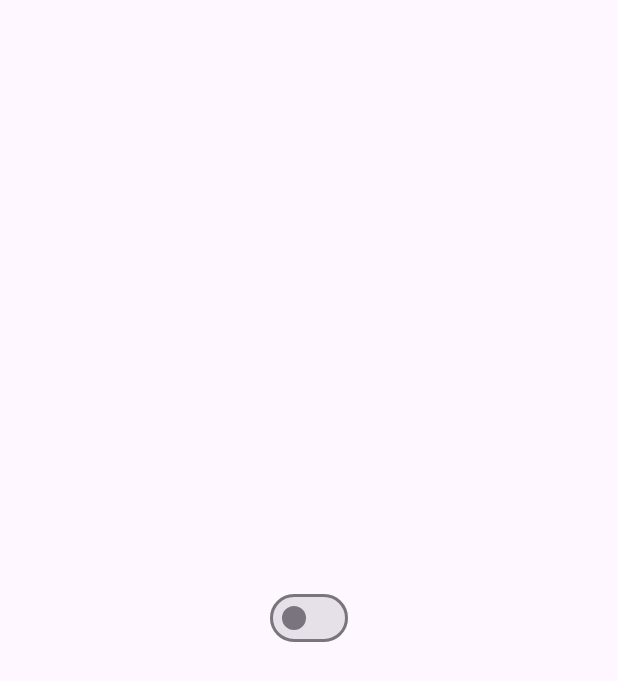
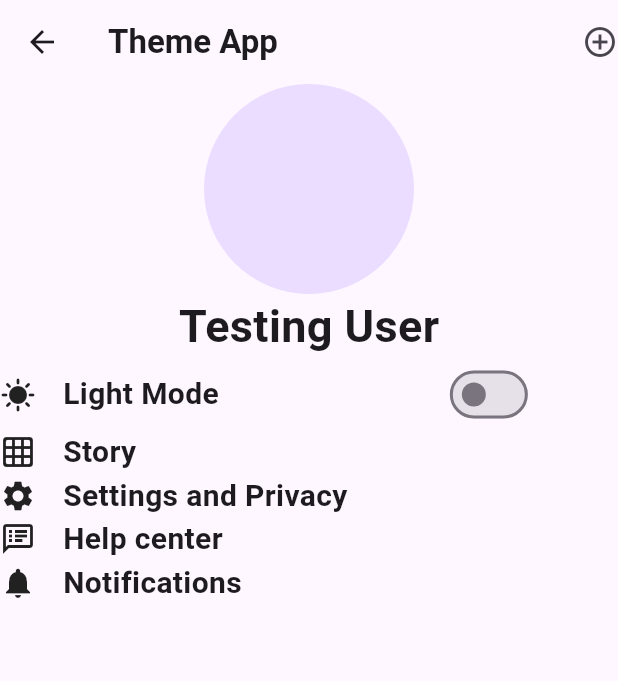
Before and after one commit to MauryaAayush/advflutterch_1, a Flutter app: the screen it shows after launch, on a phone screen of 412 x 824 dp. Shown: the top 681 px of the screen. Run offline on Flutter 3.47's test engine with Material 3 defaults, Android fonts, the phone set to English and light mode, and no system bars.

Commit message:
Radhey Radhey

```diff
--- a/lib/screens/Theme_Change_Using_Provider/Views/Change_Theme_Screen.dart
+++ b/lib/screens/Theme_Change_Using_Provider/Views/Change_Theme_Screen.dart
@@ -1,6 +1,7 @@
 import 'package:advflutterch_1/screens/Theme_Change_Using_Provider/Provider/Theme_Change_Screen.dart';
 import 'package:flutter/material.dart';
 import 'package:provider/provider.dart';
+// import 'package:flutter/src/material/icons.dart';
 
 class ThemeChange extends StatelessWidget {
   const ThemeChange({super.key});
@@ -8,15 +9,96 @@ class ThemeChange extends StatelessWidget {
   @override
   Widget build(BuildContext context) {
     return Scaffold(
+      appBar: AppBar(
+        title: Text(
+          'Theme App',
+          style: TextStyle(fontSize: 22, fontWeight: FontWeight.w600),
+        ),
+        actions: [Icon(Icons.add_circle_outline)],
+      ),
       body: Center(
-        child: Switch(
-            value: Provider.of<ThemeProvider>(context,listen: true).getThememode(),
-            onChanged: (value) {
-              Provider.of<ThemeProvider>(context,listen: false).themechange(value);
-            },
-
-        ),
-      ),
+          child: Column(
+        children: [
+          CircleAvatar(
+            radius: 70,
+          ),
+          Text(
+            'Testing User',
+            style: TextStyle(fontSize: 30, fontWeight: FontWeight.w600),
+          ),
+          Row(
+            children: [
+              Icon(Icons.sunny),
+              SizedBox(
+                width: 18,
+              ),
+              Text(
+                'Light Mode',
+                style: TextStyle(fontSize: 20, fontWeight: FontWeight.w600),
+              ),
+              SizedBox(
+                width: 150,
+              ),
+              Switch(
+                value: Provider.of<ThemeProvider>(context, listen: true)
+                    .getThememode(),
+                onChanged: (value) {
+                  Provider.of<ThemeProvider>(context, listen: false)
+                      .themechange(value);
+                },
+              ),
+            ],
+          ),
+          Row(
+            children: [
+              Icon(Icons.grid_on_rounded),
+              SizedBox(
+                width: 18,
+              ),
+              Text(
+                'Story',
+                style: TextStyle(fontSize: 20, fontWeight: FontWeight.w600),
+              ),
+            ],
+          ),
+          Row(
+            children: [
+              Icon(Icons.settings),
+              SizedBox(
+                width: 18,
+              ),
+              Text(
+                'Settings and Privacy',
+                style: TextStyle(fontSize: 20, fontWeight: FontWeight.w600),
+              ),
+            ],
+          ),
+          Row(
+            children: [
+              Icon(Icons.speaker_notes_outlined),
+              SizedBox(
+                width: 18,
+              ),
+              Text(
+                'Help center',
+                style: TextStyle(fontSize: 20, fontWeight: FontWeight.w600),
+              ),
+            ],
+          ),
+          Row(
+            children: [
+              Icon(Icons.notifications),
+              SizedBox(
+                width: 18,
+              ),
+              Text(
+                'Notifications',
+                style: TextStyle(fontSize: 20, fontWeight: FontWeight.w600),
+              ),
+            ],
+          ),
+        ],
+      )),
     );
   }
 }
```
